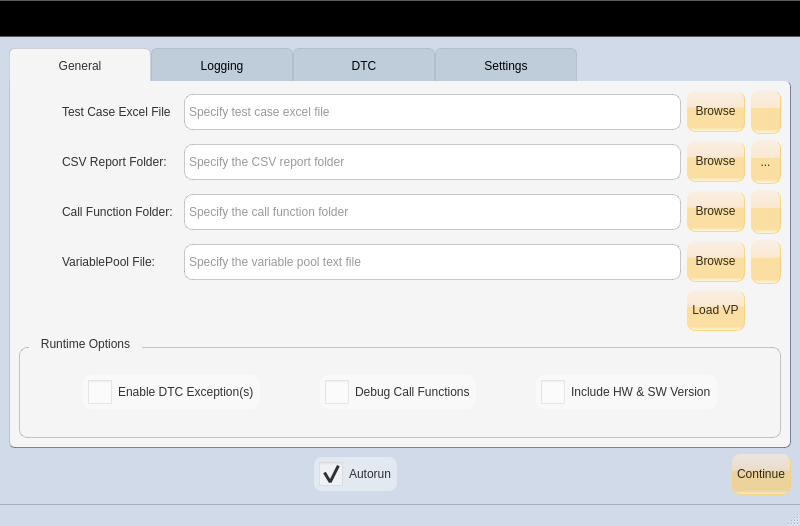
This is AutomationGUI_ui.ui in vulevu121/AutomationGUI as Qt 5 draws it before an edit. The edited form follows.
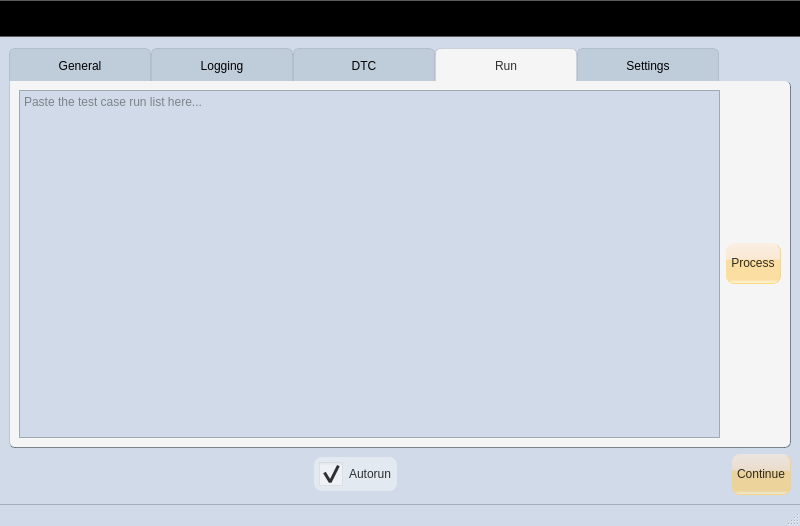
This is the edited form. Icons and pictures are not drawn.

Commit message: Added run list

Diff of the .ui file:
```diff
--- a/AutomationGUI_ui.ui
+++ b/AutomationGUI_ui.ui
@@ -284,7 +284,7 @@
 }</string>
       </property>
       <property name="currentIndex">
-       <number>0</number>
+       <number>3</number>
       </property>
       <property name="elideMode">
        <enum>Qt::ElideNone</enum>
@@ -855,6 +855,31 @@
         </item>
        </layout>
       </widget>
+      <widget class="QWidget" name="tab_5">
+       <attribute name="title">
+        <string>Run</string>
+       </attribute>
+       <layout class="QHBoxLayout" name="horizontalLayout_5">
+        <item>
+         <widget class="QPlainTextEdit" name="runEdit">
+          <property name="placeholderText">
+           <string>Paste the test case run list here...</string>
+          </property>
+         </widget>
+        </item>
+        <item>
+         <layout class="QVBoxLayout" name="verticalLayout_9">
+          <item>
+           <widget class="QPushButton" name="processRunListButton">
+            <property name="text">
+             <string>Process</string>
+            </property>
+           </widget>
+          </item>
+         </layout>
+        </item>
+       </layout>
+      </widget>
       <widget class="QWidget" name="tab_4">
        <attribute name="icon">
         <iconset resource="AutomationGUI.qrc">
```
Left out of the diff: 12 changed lines with no effect on the pictures. The commit also changes 13 other files.
